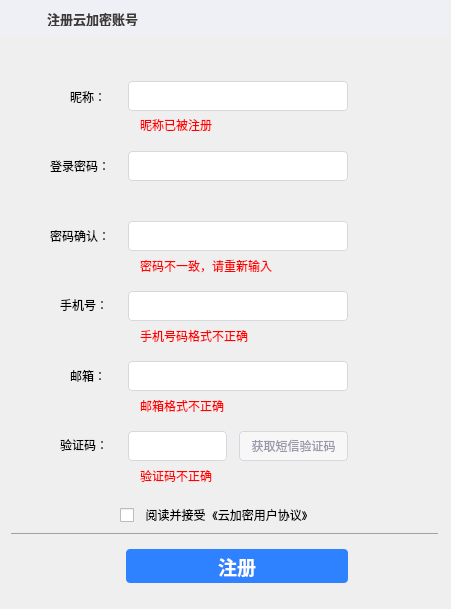
This is registerdialog.ui in HustGw/CLLLLLLLSAFFFFFEWINN as Qt 5 draws it before an edit. The edited form follows.
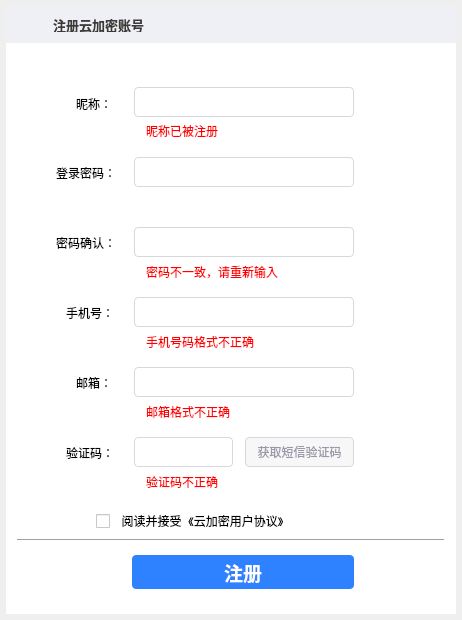
This is the edited form. Icons and pictures are not drawn.

Patch:
```diff
--- a/registerdialog.ui
+++ b/registerdialog.ui
@@ -6,8 +6,8 @@
    <rect>
     <x>0</x>
     <y>0</y>
-    <width>451</width>
-    <height>609</height>
+    <width>462</width>
+    <height>620</height>
    </rect>
   </property>
   <property name="windowTitle">
@@ -19,21 +19,21 @@
   <widget class="QWidget" name="widget" native="true">
    <property name="geometry">
     <rect>
-     <x>0</x>
-     <y>0</y>
+     <x>6</x>
+     <y>6</y>
      <width>450</width>
      <height>608</height>
     </rect>
    </property>
    <property name="styleSheet">
-    <string notr="true"/>
+    <string notr="true">background-color: rgb(255, 255, 255);</string>
    </property>
    <widget class="QWidget" name="widget_2" native="true">
     <property name="geometry">
      <rect>
       <x>0</x>
       <y>0</y>
-      <width>448</width>
+      <width>450</width>
       <height>37</height>
      </rect>
     </property>
@@ -88,7 +88,7 @@
       <x>70</x>
       <y>90</y>
       <width>39</width>
-      <height>13</height>
+      <height>15</height>
      </rect>
     </property>
     <property name="text">
@@ -115,7 +115,7 @@
       <x>50</x>
       <y>159</y>
       <width>66</width>
-      <height>14</height>
+      <height>15</height>
      </rect>
     </property>
     <property name="text">
@@ -142,7 +142,7 @@
       <x>50</x>
       <y>229</y>
       <width>66</width>
-      <height>14</height>
+      <height>15</height>
      </rect>
     </property>
     <property name="text">
@@ -172,7 +172,7 @@
       <x>60</x>
       <y>299</y>
       <width>54</width>
-      <height>12</height>
+      <height>15</height>
      </rect>
     </property>
     <property name="text">
@@ -199,7 +199,7 @@
       <x>70</x>
       <y>369</y>
       <width>39</width>
-      <height>13</height>
+      <height>15</height>
      </rect>
     </property>
     <property name="text">
@@ -225,8 +225,8 @@
      <rect>
       <x>60</x>
       <y>439</y>
-      <width>54</width>
-      <height>12</height>
+      <width>60</width>
+      <height>15</height>
      </rect>
     </property>
     <property name="text">
@@ -272,12 +272,15 @@
    <widget class="QCheckBox" name="checkBox">
     <property name="geometry">
      <rect>
-      <x>120</x>
-      <y>508</y>
-      <width>220</width>
-      <height>14</height>
+      <x>90</x>
+      <y>506</y>
+      <width>271</width>
+      <height>18</height>
      </rect>
     </property>
+    <property name="styleSheet">
+     <string notr="true">font: 8pt &quot;04b_21&quot;;</string>
+    </property>
     <property name="text">
      <string>  阅读并接受  《云加密用户协议》</string>
     </property>
@@ -413,7 +416,8 @@
      </rect>
     </property>
     <property name="styleSheet">
-     <string notr="true">background-image: url(:/new/mainwindow/pictures/system_icon.png);</string>
+     <string notr="true">background-image: url(:/new/mainwindow/pictures/system_icon.png);
+background-color: rgb(238, 240, 245);</string>
     </property>
     <property name="text">
      <string/>
```
